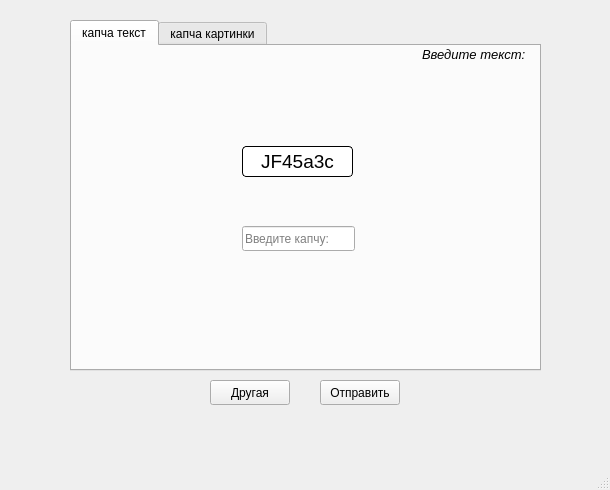
This is semester-4/Object oriented programming/capcha/gui.ui in viCodexm/RSATU-Labs as Qt 5 draws it before an edit. The edited form follows.
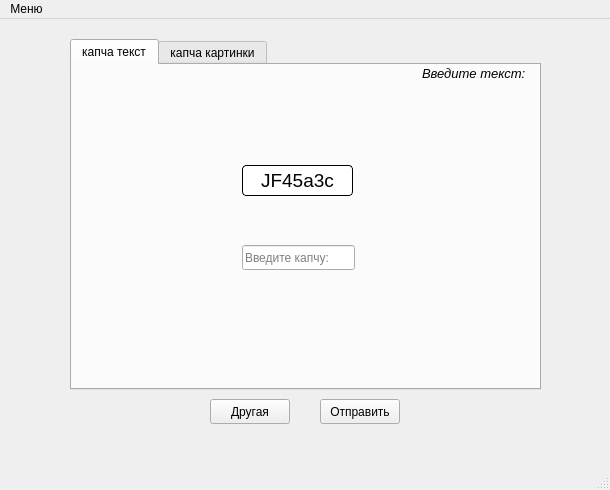
This is the edited form.

Diff of the .ui file:
```diff
--- a/semester-4/Object oriented programming/capcha/gui.ui
+++ b/semester-4/Object oriented programming/capcha/gui.ui
@@ -190,6 +190,15 @@
      <height>22</height>
     </rect>
    </property>
+   <widget class="QMenu" name="menu">
+    <property name="title">
+     <string>Меню</string>
+    </property>
+    <addaction name="action_2"/>
+    <addaction name="action_4"/>
+    <addaction name="action_3"/>
+   </widget>
+   <addaction name="menu"/>
   </widget>
   <widget class="QStatusBar" name="statusbar"/>
  </widget>
```
Left out of the diff: 20 changed lines with no effect on the pictures.
